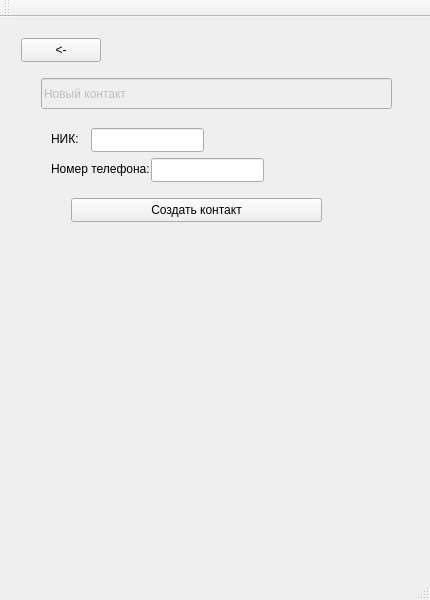
The window that QTMessenger/InterfaceWindow.ui (MisterMax707/QTMessenger) describes before a commit, drawn with Qt 5.
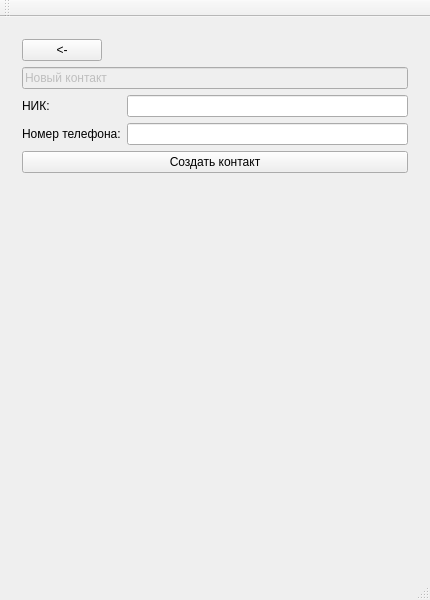
The same window after the commit.

```diff
--- a/QTMessenger/InterfaceWindow.ui
+++ b/QTMessenger/InterfaceWindow.ui
@@ -166,94 +166,86 @@
        </widget>
       </widget>
       <widget class="QWidget" name="page_4">
+       <layout class="QVBoxLayout" name="verticalLayout_3">
+        <item>
+         <layout class="QHBoxLayout" name="horizontalLayout">
+          <item>
+           <widget class="QPushButton" name="pushButton_returnToPageCreateContact">
+            <property name="text">
+             <string>&lt;-</string>
+            </property>
+           </widget>
+          </item>
+          <item>
+           <spacer name="horizontalSpacer_2">
+            <property name="orientation">
+             <enum>Qt::Horizontal</enum>
+            </property>
+            <property name="sizeHint" stdset="0">
+             <size>
+              <width>40</width>
+              <height>20</height>
+             </size>
+            </property>
+           </spacer>
+          </item>
+         </layout>
+        </item>
+        <item>
        <widget class="QLineEdit" name="lineEdit">
         <property name="enabled">
          <bool>false</bool>
         </property>
-        <property name="geometry">
-         <rect>
-          <x>30</x>
-          <y>50</y>
-          <width>351</width>
-          <height>31</height>
-         </rect>
-        </property>
         <property name="text">
          <string>Новый контакт</string>
         </property>
        </widget>
-       <widget class="QLabel" name="label_3">
-        <property name="geometry">
-         <rect>
-          <x>40</x>
-          <y>130</y>
-          <width>101</width>
-          <height>21</height>
-         </rect>
-        </property>
-        <property name="text">
-         <string>Номер телефона:</string>
-        </property>
-       </widget>
-       <widget class="QLineEdit" name="lineEdit_telephoneNumber">
-        <property name="geometry">
-         <rect>
-          <x>140</x>
-          <y>130</y>
-          <width>113</width>
-          <height>24</height>
-         </rect>
-        </property>
-       </widget>
+        </item>
+        <item>
+         <layout class="QFormLayout" name="formLayout">
+          <item row="0" column="0">
        <widget class="QLabel" name="label_4">
-        <property name="geometry">
-         <rect>
-          <x>40</x>
-          <y>100</y>
-          <width>49</width>
-          <height>21</height>
-         </rect>
-        </property>
         <property name="text">
          <string>НИК:</string>
         </property>
        </widget>
-       <widget class="QLineEdit" name="lineEdit_Nick">
-        <property name="geometry">
-         <rect>
-          <x>80</x>
-          <y>100</y>
-          <width>113</width>
-          <height>24</height>
-         </rect>
-        </property>
-       </widget>
+          </item>
+          <item row="0" column="1">
+           <widget class="QLineEdit" name="lineEdit_Nick"/>
+          </item>
+          <item row="1" column="0">
+           <widget class="QLabel" name="label_3">
+            <property name="text">
+             <string>Номер телефона:</string>
+            </property>
+           </widget>
+          </item>
+          <item row="1" column="1">
+           <widget class="QLineEdit" name="lineEdit_telephoneNumber"/>
+          </item>
+         </layout>
+        </item>
+        <item>
        <widget class="QPushButton" name="pushButton_CreateContact">
-        <property name="geometry">
-         <rect>
-          <x>60</x>
-          <y>170</y>
-          <width>251</width>
-          <height>24</height>
-         </rect>
-        </property>
         <property name="text">
          <string>Создать контакт</string>
         </property>
        </widget>
-       <widget class="QPushButton" name="pushButton_returnToPageCreateContact">
-        <property name="geometry">
-         <rect>
-          <x>10</x>
-          <y>10</y>
-          <width>80</width>
-          <height>24</height>
-         </rect>
-        </property>
-        <property name="text">
-         <string>&lt;-</string>
-        </property>
-       </widget>
+        </item>
+        <item>
+         <spacer name="verticalSpacer">
+          <property name="orientation">
+           <enum>Qt::Vertical</enum>
+          </property>
+          <property name="sizeHint" stdset="0">
+           <size>
+            <width>20</width>
+            <height>40</height>
+           </size>
+          </property>
+         </spacer>
+        </item>
+       </layout>
       </widget>
      </widget>
     </item>
```
Left out of the diff: 99 changed lines with no effect on the pictures. Lines whose indentation alone changed are shown as unchanged.
